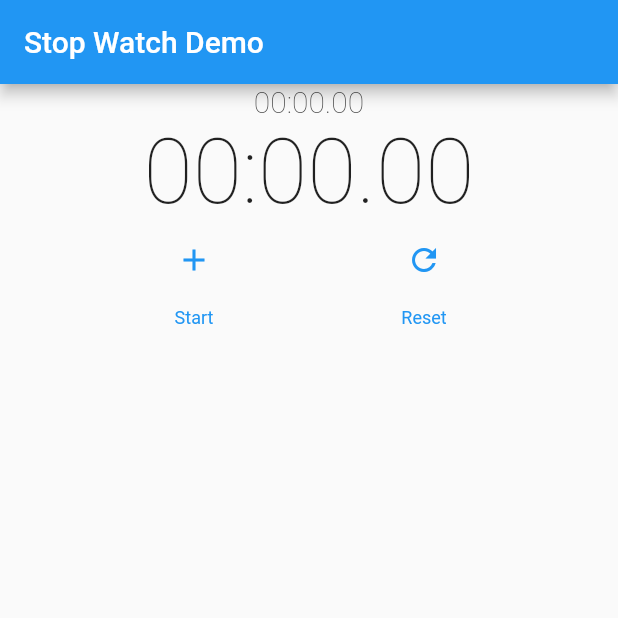
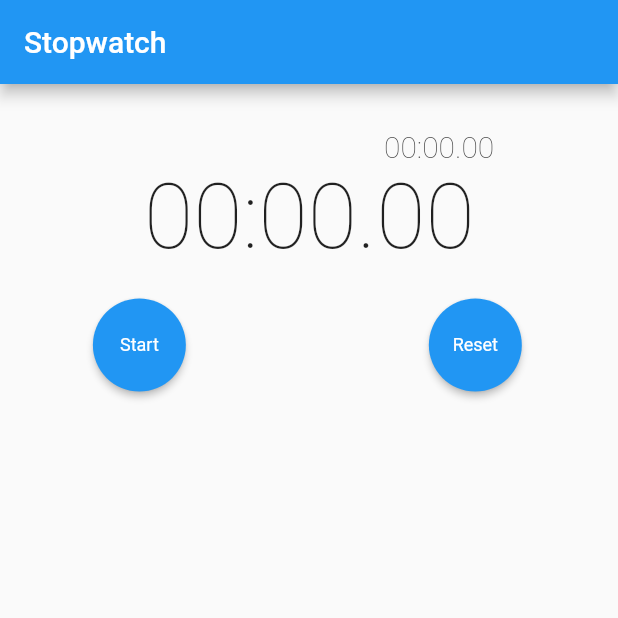
Before and after one commit to justincbeck/flutter_stopwatch, a Flutter app: the screen it shows after launch, on a phone screen of 412 x 824 dp, the top half of it. Run offline on Flutter 3.47's test engine with Material 2 defaults, Android fonts, the phone set to English and light mode, and no system bars; our stand-ins replace logger.

Commit message:
clean up the layout so it looks moar like I want

```diff
--- a/lib/notifiers/stop_watch_notifier.dart
+++ b/lib/notifiers/stop_watch_notifier.dart
@@ -50,6 +50,7 @@ class StopWatchNotifier with ChangeNotifier {
   }
 
   String getLapTime() {
+    // return '99:99.99';
     return _formatTime(_getLapMillis());
   }
 
@@ -66,10 +67,10 @@ class StopWatchNotifier with ChangeNotifier {
   }
 
   String _formatTime(timeInMillis) {
-    num hours = (timeInMillis / (60 * 60 * 1000)).floor() % 24;
-    num minutes = (timeInMillis / (60 * 1000)).floor() % 60;
-    num seconds = (timeInMillis / 1000).floor() % 60;
-    num millis = timeInMillis % 60;
+    num hours = ((timeInMillis / (60 * 60 * 1000)).floor() % 24).round();
+    num minutes = ((timeInMillis / (60 * 1000)).floor() % 60).round();
+    num seconds = ((timeInMillis / 1000).floor() % 60).round();
+    num millis = ((timeInMillis / 10) % 60).round();
 
     String paddedHours = _pad(hours);
     String paddedMinutes = _pad(minutes);
--- a/lib/screens/home_screen.dart
+++ b/lib/screens/home_screen.dart
@@ -15,28 +15,81 @@ class _HomeScreenState extends State<HomeScreen> {
   Widget build(BuildContext context) {
     StopWatchNotifier stopWatchNotifier = Provider.of<StopWatchNotifier>(context);
 
-    return Scaffold(
+    return MaterialApp(
+        title: 'Stopwatch',
+        home: Scaffold(
             appBar: AppBar(
-          title: const Text('Stop Watch Demo'),
+              title: const Text('Stopwatch'),
             ),
             body: Column(
               children: [
-            Column(mainAxisAlignment: MainAxisAlignment.center, children: [
-              Text(stopWatchNotifier.getLapTime(), style: const TextStyle(fontSize: 20, fontWeight: FontWeight.w200)),
-              Text(stopWatchNotifier.getTime(), style: const TextStyle(fontSize: 60, fontWeight: FontWeight.w200)),
+                Row(mainAxisAlignment: MainAxisAlignment.center, children: [
+                  Container(
+                    width: 300,
+                    padding: const EdgeInsets.only(top: 30),
+                    child: Column(
+                      crossAxisAlignment: CrossAxisAlignment.end,
+                      children: [
+                        Container(
+                          width: 100,
+                          padding: const EdgeInsets.only(right: 15),
+                          child: Text(stopWatchNotifier.getLapTime(), style: const TextStyle(fontSize: 20, fontWeight: FontWeight.w200)),
+                        ),
+                        Container(
+                          width: 265,
+                          padding: const EdgeInsets.only(right: 5, left: 5),
+                          child: Text(stopWatchNotifier.getTime(), style: const TextStyle(fontSize: 60, fontWeight: FontWeight.w200)),
+                        )
+                      ],
+                    ),
+                  ),
                 ]),
-            Row(mainAxisAlignment: MainAxisAlignment.spaceEvenly, children: _buildButtonColumns(stopWatchNotifier)),
-            ListView.builder(
+                Container(
+                  padding: const EdgeInsets.only(top: 20),
+                  child: SizedBox(
+                    width: 300,
+                    child: Row(mainAxisAlignment: MainAxisAlignment.spaceBetween, children: _buildButtonColumns(stopWatchNotifier)),
+                  ),
+                ),
+                Container(
+                  padding: const EdgeInsets.only(top: 20),
+                  child: ListView.builder(
                       shrinkWrap: true,
                       itemCount: stopWatchNotifier.getLaps().length,
                       itemBuilder: (BuildContext context, int index) {
                         return SizedBox(
                           height: 50,
-                    child: Center(child: Text(stopWatchNotifier.getLaps()[index].toString())),
+                          child: Container(
+                            decoration: const BoxDecoration(
+                              border: Border(
+                                bottom: BorderSide(color: Color.fromRGBO(220, 220, 220, 1)),
+                              ),
+                            ),
+                            child: Row(mainAxisAlignment: MainAxisAlignment.spaceBetween, children: [
+                              Container(
+                                padding: const EdgeInsets.only(left: 10),
+                                child: Text('Lap ${(stopWatchNotifier.getLaps().length - index).toString()}',
+                                    style: const TextStyle(
+                                      fontSize: 16,
+                                      fontWeight: FontWeight.w200,
+                                      color: Colors.grey,
+                                    )),
+                              ),
+                              Container(
+                                padding: const EdgeInsets.only(right: 10),
+                                child: Text(stopWatchNotifier.getLaps()[stopWatchNotifier.getLaps().length - index - 1].toString(),
+                                    style: const TextStyle(
+                                      fontSize: 16,
+                                      fontWeight: FontWeight.w300,
+                                    )),
+                              ),
+                            ]),
+                          ),
                         );
                       }),
+                ),
               ],
-        ));
+            )));
   }
 }
 
@@ -44,35 +97,35 @@ List<Column> _buildButtonColumns(StopWatchNotifier stopWatchNotifier) {
   List<Column> buttons = [];
 
   if (stopWatchNotifier.isRunning()) {
-    buttons.add(_buildButtonColumn(stopWatchNotifier.stop, const Icon(Icons.stop, color: Colors.blue), 'Stop'));
-    buttons.add(_buildButtonColumn(stopWatchNotifier.lap, const Icon(Icons.refresh, color: Colors.blue), 'Lap'));
+    buttons.add(_buildButtonColumn(stopWatchNotifier.stop, 'Stop'));
+    buttons.add(_buildButtonColumn(stopWatchNotifier.lap, 'Lap'));
   } else {
-    buttons.add(_buildButtonColumn(stopWatchNotifier.start, const Icon(Icons.add, color: Colors.blue), 'Start'));
-    buttons.add(_buildButtonColumn(stopWatchNotifier.reset, const Icon(Icons.refresh, color: Colors.blue), 'Reset'));
+    buttons.add(_buildButtonColumn(stopWatchNotifier.start, 'Start'));
+    buttons.add(_buildButtonColumn(stopWatchNotifier.reset, 'Reset'));
   }
 
   return buttons;
 }
 
-Column _buildButtonColumn(Function action, Icon icon, String label) {
+Column _buildButtonColumn(Function action, String label) {
   return Column(
     mainAxisSize: MainAxisSize.min,
     mainAxisAlignment: MainAxisAlignment.center,
     children: [
-      IconButton(
-        icon: icon,
+      ElevatedButton(
           onPressed: () {
             action();
           },
+          style: ElevatedButton.styleFrom(
+            shape: const CircleBorder(),
+            padding: const EdgeInsets.all(24),
           ),
-      Container(
-          margin: const EdgeInsets.only(top: 8),
           child: Text(label,
               style: const TextStyle(
                 fontSize: 12,
                 fontWeight: FontWeight.w400,
-                color: Colors.blue,
-              )))
+                color: Colors.white,
+              ))),
     ],
   );
 }
```
Lines whose indentation alone changed are shown as unchanged.
